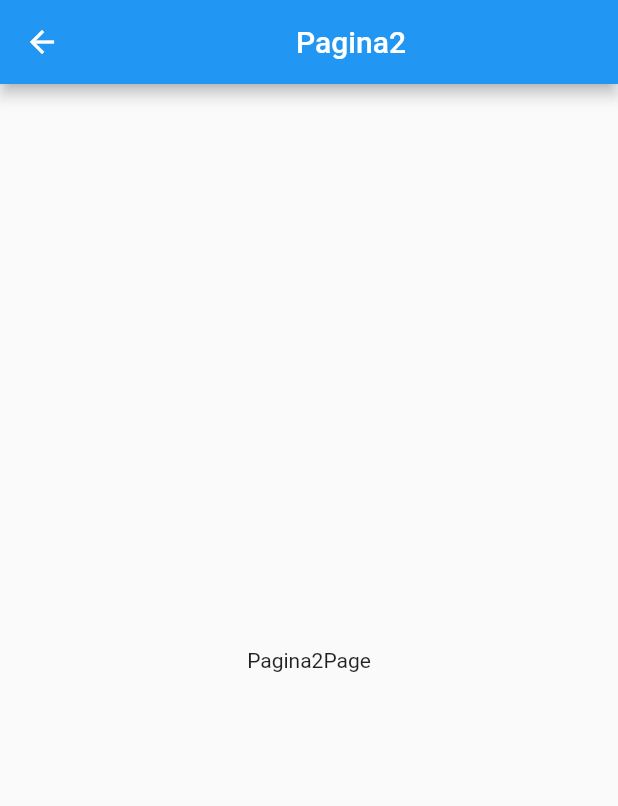
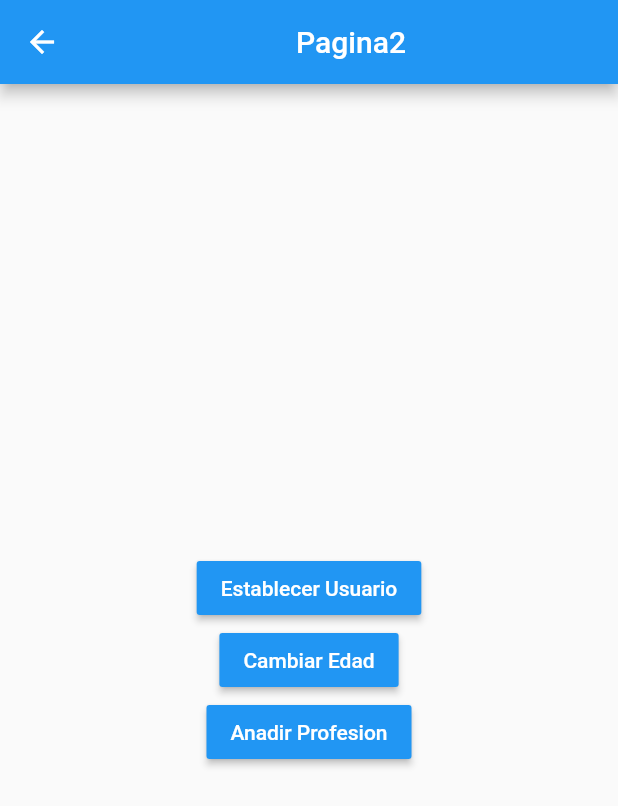
Before and after one commit to CRUXsur/estados, a Flutter app: the screen it shows after launch, after a tap on the "accessibility new" icon, on a phone screen of 412 x 824 dp. Shown: the top 806 px of the screen. Run offline on Flutter 3.47's test engine with Material 2 defaults, Android fonts, the light colour scheme and no system bars.

Commit message:
Diseno de ambas pantallas

```diff
--- a/lib/main.dart
+++ b/lib/main.dart
@@ -3,9 +3,11 @@ import 'package:flutter/material.dart';
 import 'package:estados/pages/pagina1_page.dart';
 import 'package:estados/pages/pagina2_page.dart';
 
-void main() => runApp(MyApp());
+void main() => runApp(const MyApp());
 
 class MyApp extends StatelessWidget {
+  const MyApp({Key? key}) : super(key: key);
+
   @override
   Widget build(BuildContext context) {
     return MaterialApp(
@@ -13,8 +15,8 @@ class MyApp extends StatelessWidget {
       title: 'Material App',
       initialRoute: 'pagina1',
       routes: {
-        'pagina1': (_) => Pagina1Page(),
-        'pagina2': (_) => Pagina2Page(),
+        'pagina1': (_) => const Pagina1Page(),
+        'pagina2': (_) => const Pagina2Page(),
       },
     );
   }
--- /dev/null
+++ b/lib/models/usuario.dart
@@ -0,0 +1,12 @@
+class Usuario {
+  //
+  String nombre;
+  int edad;
+  List<String> profesiones;
+
+  Usuario({
+    required this.nombre,
+    required this.edad,
+    required this.profesiones,
+  });
+}
--- a/lib/pages/pagina1_page.dart
+++ b/lib/pages/pagina1_page.dart
@@ -1,17 +1,17 @@
 import 'package:flutter/material.dart';
 
 class Pagina1Page extends StatelessWidget {
+  const Pagina1Page({Key? key}) : super(key: key);
+
   @override
   Widget build(BuildContext context) {
     return Scaffold(
       appBar: AppBar(
-        title: Center(child: Text('Pagina1')),
+        title: const Center(child: Text('Pagina1')),
       ),
-      body: Center(
-        child: Text('Pagina1Page'),
-      ),
+      body: const InformacionUsuario(),
       floatingActionButton: FloatingActionButton(
-        child: Icon(Icons.accessibility_new),
+        child: const Icon(Icons.accessibility_new),
         onPressed: () {
           Navigator.pushNamed(context, 'pagina2');
         },
@@ -19,3 +19,38 @@ class Pagina1Page extends StatelessWidget {
     );
   }
 }
+
+class InformacionUsuario extends StatelessWidget {
+  const InformacionUsuario({
+    Key? key,
+  }) : super(key: key);
+
+  @override
+  Widget build(BuildContext context) {
+    return Container(
+      width: double.infinity,
+      height: double.infinity,
+      padding: const EdgeInsets.all(20.0),
+      child: Column(
+        crossAxisAlignment: CrossAxisAlignment.start,
+        children: const [
+          Text(
+            'General',
+            style: TextStyle(fontSize: 20, fontWeight: FontWeight.bold),
+          ),
+          Divider(),
+          ListTile(title: Text('Nombre:')),
+          ListTile(title: Text('Edad:')),
+          Text(
+            'Profesiones',
+            style: TextStyle(fontSize: 20, fontWeight: FontWeight.bold),
+          ),
+          Divider(),
+          ListTile(title: Text('Prefesiones1')),
+          ListTile(title: Text('Profesiones1')),
+          ListTile(title: Text('Profesiones1')),
+        ],
+      ),
+    );
+  }
+}
--- a/lib/pages/pagina2_page.dart
+++ b/lib/pages/pagina2_page.dart
@@ -1,14 +1,50 @@
 import 'package:flutter/material.dart';
 
 class Pagina2Page extends StatelessWidget {
+  const Pagina2Page({Key? key}) : super(key: key);
+
   @override
   Widget build(BuildContext context) {
     return Scaffold(
       appBar: AppBar(
-        title: Center(child: Text('Pagina2')),
+        title: const Center(child: Text('Pagina2')),
       ),
       body: Center(
-        child: Text('Pagina2Page'),
+        child: Column(
+          mainAxisAlignment: MainAxisAlignment.center,
+          children: [
+            MaterialButton(
+              child: const Text(
+                'Establecer Usuario',
+                style: TextStyle(color: Colors.white),
+              ),
+              color: Colors.blue,
+              onPressed: () {
+                //
+              },
+            ),
+            MaterialButton(
+              child: const Text(
+                'Cambiar Edad',
+                style: TextStyle(color: Colors.white),
+              ),
+              color: Colors.blue,
+              onPressed: () {
+                //
+              },
+            ),
+            MaterialButton(
+              child: const Text(
+                'Anadir Profesion',
+                style: TextStyle(color: Colors.white),
+              ),
+              color: Colors.blue,
+              onPressed: () {
+                //
+              },
+            ),
+          ],
+        ),
       ),
     );
   }
```
